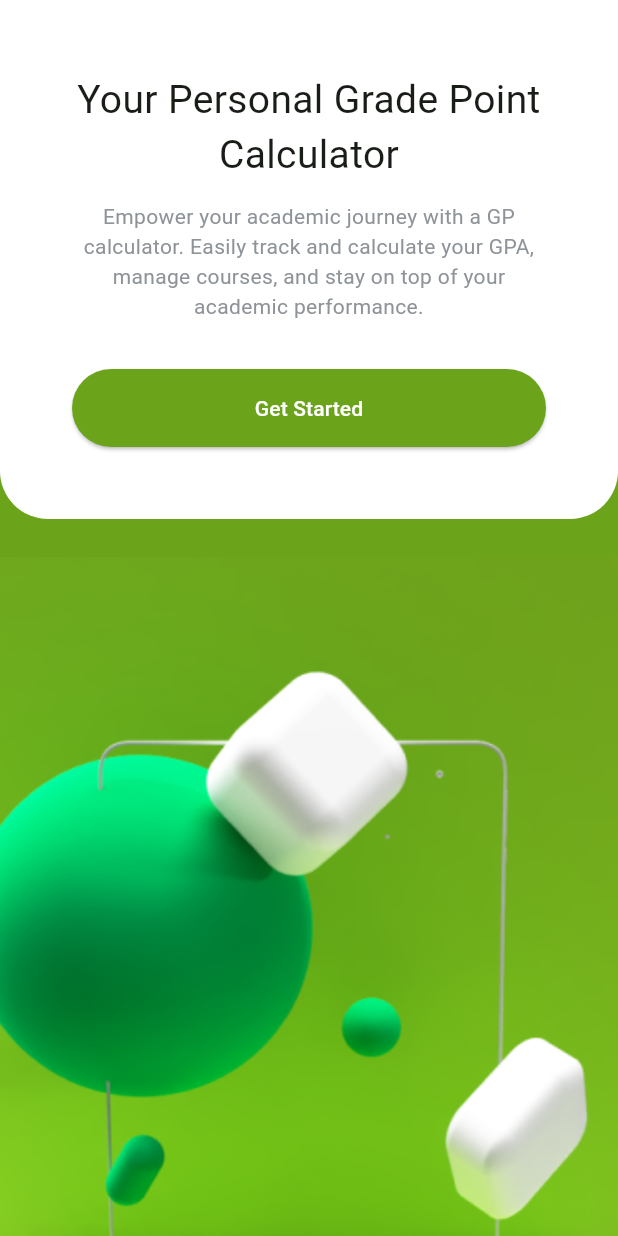
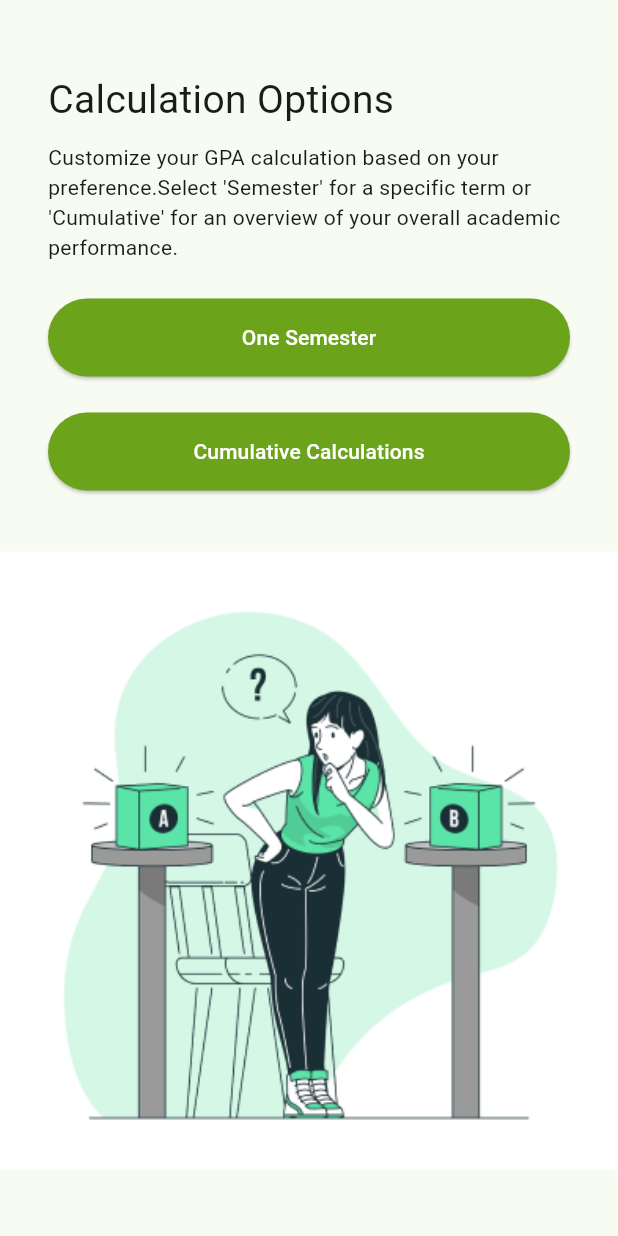
Before and after one commit to amuke-suns/gp_calculator_csc403, a Flutter app: the screen it shows after launch, after a tap on "Get Started", on a phone screen of 412 x 824 dp. Run offline on Flutter 3.47's test engine with Material 2 defaults, Android fonts, the phone set to English and light mode, and no system bars; our stand-ins replace flutter_svg.

Commit message:
Implemented the core functionalities for the one-semester GP calculations.

```diff
--- a/lib/calc_options_screen.dart
+++ b/lib/calc_options_screen.dart
@@ -0,0 +1,66 @@
+import 'package:flutter/material.dart';
+import 'package:gp_calculator/one_semester_screen.dart';
+import 'package:gp_calculator/widgets/app_button.dart';
+
+class CalcOptionsScreen extends StatelessWidget {
+  const CalcOptionsScreen({super.key});
+
+  @override
+  Widget build(BuildContext context) {
+    return SafeArea(
+      child: Scaffold(
+        body: Stack(
+          children: [
+            Padding(
+              padding: const EdgeInsets.symmetric(vertical: 48, horizontal: 32),
+              child: Column(
+                crossAxisAlignment: CrossAxisAlignment.start,
+                children: [
+                  const Text(
+                    'Calculation Options',
+                    style: TextStyle(
+                      fontSize: 26,
+                    ),
+                  ),
+                  const SizedBox(height: 10),
+                  const Text(
+                    'Customize your GPA calculation based on your preference.'
+                    'Select \'Semester\' for a specific term or '
+                    '\'Cumulative\' for an overview of your overall academic performance.',
+                  ),
+                  const SizedBox(height: 24),
+                  AppButton(
+                    title: 'One Semester',
+                    onPressed: () {
+                      Navigator.push(
+                        context,
+                        MaterialPageRoute(
+                          builder: (context) => const OneSemesterScreen(),
+                        ),
+                      );
+                    },
+                  ),
+                  const SizedBox(height: 24),
+                  AppButton(
+                    title: 'Cumulative Calculations',
+                    onPressed: () {},
+                  ),
+                ],
+              ),
+            ),
+            Align(
+              alignment: Alignment.bottomCenter,
+              child: SizedBox(
+                width: double.infinity,
+                child: Image.asset(
+                  'images/calc_option_bkg.png',
+                  fit: BoxFit.fill,
+                ),
+              ),
+            ),
+          ],
+        ),
+      ),
+    );
+  }
+}
--- a/lib/get_started_screen.dart
+++ b/lib/get_started_screen.dart
@@ -1,12 +1,15 @@
 import 'package:flutter/material.dart';
 import 'package:flutter_svg/flutter_svg.dart';
+import 'package:gp_calculator/calc_options_screen.dart';
+import 'package:gp_calculator/widgets/app_button.dart';
 
 class GetStartedScreen extends StatelessWidget {
   const GetStartedScreen({super.key});
 
   @override
   Widget build(BuildContext context) {
-    return Scaffold(
+    return SafeArea(
+      child: Scaffold(
         backgroundColor: const Color(0xFF6BA41B),
         body: Stack(
           children: [
@@ -49,25 +52,23 @@ class GetStartedScreen extends StatelessWidget {
                     textAlign: TextAlign.center,
                   ),
                   const SizedBox(height: 32),
-                SizedBox(
-                  width: double.infinity,
-                  child: ElevatedButton(
-                    style: ElevatedButton.styleFrom(
-                      backgroundColor: const Color(0xFF6BA41B),
-                      foregroundColor: Colors.white,
+                  AppButton(
+                    title: 'Get Started',
+                    onPressed: () {
+                      Navigator.push(
+                        context,
+                        MaterialPageRoute(
+                          builder: (context) => const CalcOptionsScreen(),
                         ),
-                    onPressed: () {},
-                    child: const Padding(
-                      padding: EdgeInsets.all(16),
-                      child: Text('Get Started'),
+                      );
+                    },
                   ),
-                  ),
-                )
                 ],
               ),
             )
           ],
         ),
+      ),
     );
   }
 }
--- /dev/null
+++ b/lib/gp_view_model.dart
@@ -0,0 +1,71 @@
+import 'package:flutter/foundation.dart';
+import 'package:gp_calculator/model/course.dart';
+import 'package:gp_calculator/model/gp_report.dart';
+
+class GpViewModel extends ChangeNotifier {
+  String? session;
+  String? semester;
+  String? level;
+  String? totalUnits;
+
+  List<Course> courses = [
+    Course(),
+  ];
+
+  init() {
+    session = null;
+    semester = null;
+    level = null;
+    totalUnits = null;
+
+    courses = [
+      Course(),
+    ];
+  }
+
+  GpReport calculateGP() {
+    int totalCumulatedPoints = 0;
+
+    for (var course in courses) {
+      totalCumulatedPoints += course.units! * course.gradeUnit!;
+    }
+
+    double gpa = totalCumulatedPoints / int.parse(totalUnits!);
+
+    return GpReport(
+      session: session!,
+      semester: semester!,
+      level: level!,
+      gpa: gpa.toStringAsFixed(2),
+    );
+  }
+
+  String? validateHeaders() {
+    if (session == null) {
+      return 'Please specify the session';
+    } else if (semester == null) {
+      return 'Please specify the semester';
+    } else if (level == null) {
+      return 'Please specify the level';
+    } else if (totalUnits == null) {
+      return 'Please specify the total units';
+    } else {
+      int calculatedTotalUnits = 0;
+
+      for (var course in courses) {
+        if (course.units == null) {
+          // some units have not been specified
+          // this issue will be detected when the form is validated
+          return null;
+        }
+        calculatedTotalUnits += course.units!;
+      }
+
+      if (calculatedTotalUnits != int.parse(totalUnits!)) {
+        return 'The sum ($calculatedTotalUnits) of all the units is '
+            'not equal to the specified Total Units ($totalUnits)';
+      }
+      return null;
+    }
+  }
+}
--- a/lib/main.dart
+++ b/lib/main.dart
@@ -1,5 +1,7 @@
 import 'package:flutter/material.dart';
 import 'package:gp_calculator/get_started_screen.dart';
+import 'package:gp_calculator/gp_view_model.dart';
+import 'package:provider/provider.dart';
 
 void main() {
   runApp(const MyApp());
@@ -11,15 +13,18 @@ class MyApp extends StatelessWidget {
   // This widget is the root of your application.
   @override
   Widget build(BuildContext context) {
-    return MaterialApp(
+    return MultiProvider(
+      providers: [
+        ChangeNotifierProvider(create: (_) => GpViewModel()),
+      ],
+      child: MaterialApp(
         title: 'GP Calculator',
         debugShowCheckedModeBanner: false,
         theme: ThemeData(
           colorScheme: ColorScheme.fromSeed(seedColor: Colors.green),
           useMaterial3: true,
         ),
-      home: const SafeArea(
-        child: GetStartedScreen(),
+        home: const GetStartedScreen(),
       ),
     );
   }
--- /dev/null
+++ b/lib/model/course.dart
@@ -0,0 +1,47 @@
+class Course {
+  String? name;
+  int? units;
+  String? _grade;
+
+  int? _gradeUnit;
+
+  String? get grade => _grade;
+  int? get gradeUnit => _gradeUnit;
+
+  set grade(String? grade) {
+    _grade = grade;
+
+    switch (grade) {
+      case 'A':
+        _gradeUnit = 5;
+        break;
+      case 'B':
+        _gradeUnit = 4;
+        break;
+      case 'C':
+        _gradeUnit = 3;
+        break;
+      case 'D':
+        _gradeUnit = 2;
+        break;
+      case 'E':
+        _gradeUnit = 1;
+        break;
+      case 'F':
+        _gradeUnit = 0;
+        break;
+      default:
+        _gradeUnit = null;
+    }
+  }
+
+  Course({
+    this.name,
+    this.units,
+  });
+
+  @override
+  String toString() {
+    return '$name, $units, $grade';
+  }
+}
--- /dev/null
+++ b/lib/model/gp_report.dart
@@ -0,0 +1,13 @@
+class GpReport {
+  final String session;
+  final String semester;
+  final String level;
+  final String gpa;
+
+  GpReport({
+    required this.session,
+    required this.semester,
+    required this. level,
+    required this.gpa,
+  });
+}
--- /dev/null
+++ b/lib/utilities/constants.dart
@@ -0,0 +1,4 @@
+import 'dart:ui';
+
+const kPrimaryColor = Color(0xFF6BA41B);
+const kGreyTextColor = Color(0xFF8E9399);
--- /dev/null
+++ b/lib/widgets/app_button.dart
@@ -0,0 +1,31 @@
+import 'package:flutter/material.dart';
+import 'package:gp_calculator/utilities/constants.dart';
+
+class AppButton extends StatelessWidget {
+  final String title;
+  final Function() onPressed;
+
+  const AppButton({
+    super.key,
+    required this.title,
+    required this.onPressed,
+  });
+
+  @override
+  Widget build(BuildContext context) {
+    return SizedBox(
+      width: double.infinity,
+      child: ElevatedButton(
+        style: ElevatedButton.styleFrom(
+          backgroundColor: kPrimaryColor,
+          foregroundColor: Colors.white,
+        ),
+        onPressed: onPressed,
+        child: Padding(
+          padding: const EdgeInsets.all(16),
+          child: Text(title),
+        ),
+      ),
+    );
+  }
+}
--- a/pubspec.yaml
+++ b/pubspec.yaml
@@ -20,6 +20,7 @@ dependencies:
   # Use with the CupertinoIcons class for iOS style icons.
   cupertino_icons: ^1.0.2
   flutter_svg: ^2.0.9
+  provider: ^6.1.1
 
 dev_dependencies:
   flutter_test:
```
Also changed, not shown: lib/gp_report_screen.dart (added, +76 -0 lines), lib/one_semester_screen.dart (added, +239 -0 lines), lib/utilities/validators.dart (added, +27 -0 lines), lib/widgets/dropdown_card.dart (added, +86 -0 lines), pubspec.lock. Lines whose indentation alone changed are shown as unchanged.
